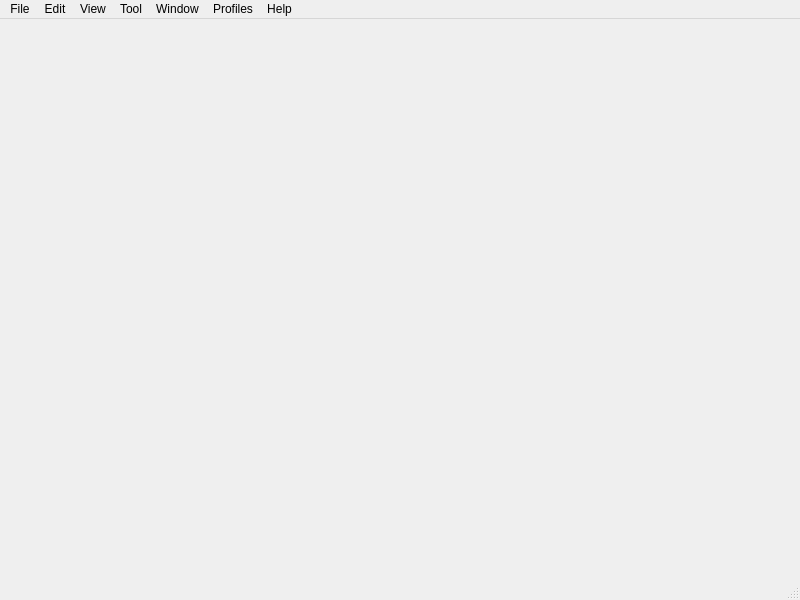
The window that source/windows/start/startwindow.ui (Who-are-me/term_paper_2022) describes before a commit, drawn with Qt 5.
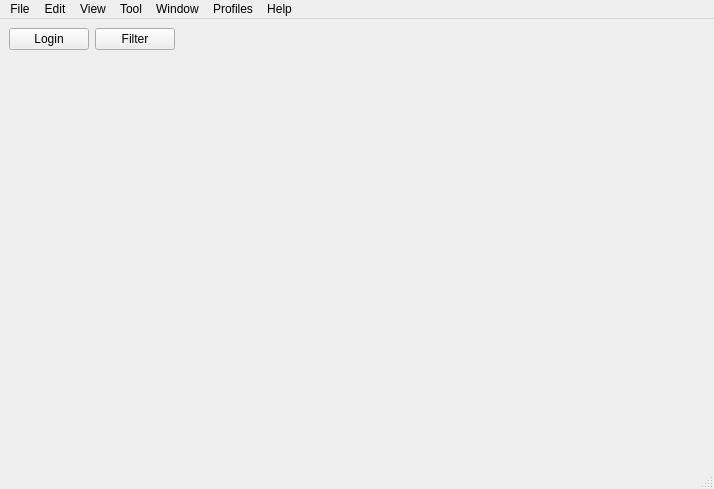
The same window after the commit.

The edit to the form file:
```diff
--- a/source/windows/start/startwindow.ui
+++ b/source/windows/start/startwindow.ui
@@ -6,21 +6,64 @@
    <rect>
     <x>0</x>
     <y>0</y>
-    <width>800</width>
-    <height>600</height>
+    <width>714</width>
+    <height>489</height>
    </rect>
   </property>
   <property name="windowTitle">
    <string>MainWindow</string>
   </property>
-  <widget class="QWidget" name="centralwidget"/>
+  <widget class="QWidget" name="centralwidget">
+   <layout class="QGridLayout" name="gridLayout">
+    <item row="0" column="0">
+     <widget class="QPushButton" name="btn_login">
+      <property name="text">
+       <string>Login</string>
+      </property>
+     </widget>
+    </item>
+    <item row="0" column="2">
+     <spacer name="horizontalSpacer">
+      <property name="orientation">
+       <enum>Qt::Horizontal</enum>
+      </property>
+      <property name="sizeHint" stdset="0">
+       <size>
+        <width>40</width>
+        <height>20</height>
+       </size>
+      </property>
+     </spacer>
+    </item>
+    <item row="1" column="0">
+     <spacer name="verticalSpacer">
+      <property name="orientation">
+       <enum>Qt::Vertical</enum>
+      </property>
+      <property name="sizeHint" stdset="0">
+       <size>
+        <width>20</width>
+        <height>40</height>
+       </size>
+      </property>
+     </spacer>
+    </item>
+    <item row="0" column="1">
+     <widget class="QPushButton" name="btn_filter">
+      <property name="text">
+       <string>Filter</string>
+      </property>
+     </widget>
+    </item>
+   </layout>
+  </widget>
   <widget class="QMenuBar" name="menubar">
    <property name="geometry">
     <rect>
      <x>0</x>
      <y>0</y>
-     <width>800</width>
-     <height>24</height>
+     <width>714</width>
+     <height>26</height>
     </rect>
    </property>
    <widget class="QMenu" name="menuFile">
```
